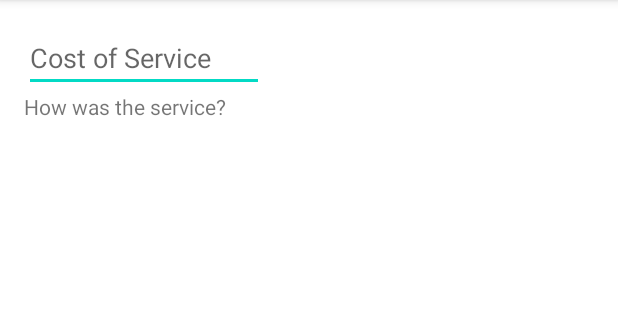
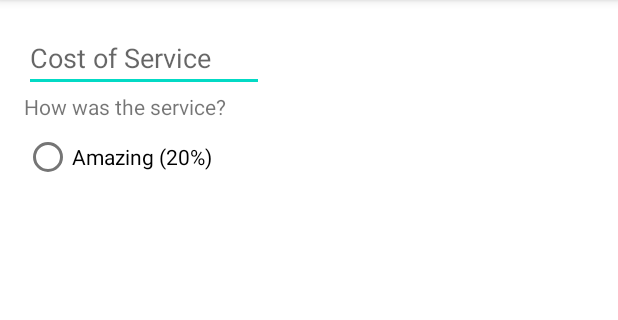
Before and after one commit to Lillaley/Tip_Time, an Android app: the screen it shows after launch (MainActivity), on a phone screen of 412 x 824 dp, the part 84-404 px from its top. Run offline under Robolectric (Android 15) with nearby library versions, the phone set to English and light mode, and no system bars.

Commit message:
adding radiobuttons

```diff
--- a/app/src/main/res/layout/activity_main.xml
+++ b/app/src/main/res/layout/activity_main.xml
@@ -29,10 +29,15 @@
         android:id="@+id/tip_options"
         android:layout_width="wrap_content"
         android:layout_height="wrap_content"
-        android:orientation="vertical"
+        app:layout_constraintTop_toBottomOf="@id/service_question"
         app:layout_constraintStart_toStartOf="parent"
-        app:layout_constraintTop_toBottomOf="@id/service_question">
+        android:orientation="vertical">
+
+        <RadioButton
+            android:id="@+id/option_twenty_percent"
+            android:layout_width="wrap_content"
+            android:layout_height="wrap_content"
+            android:text="Amazing (20%)" />
 
     </RadioGroup>
-
 </androidx.constraintlayout.widget.ConstraintLayout>
```
